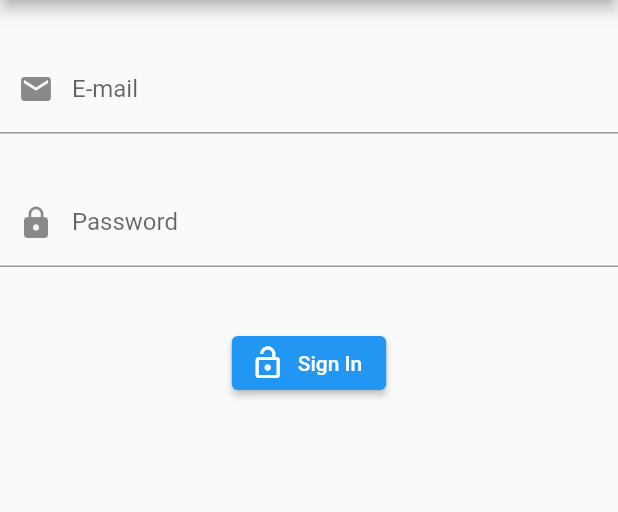
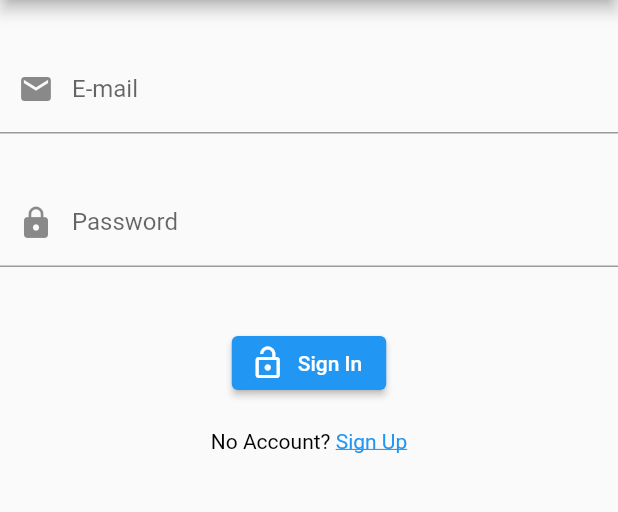
Before and after one commit to ManiRr1204/Firebase_Auth, a Flutter app: the screen it shows after launch, on a phone screen of 412 x 824 dp, the part 84-596 px from its top. Run offline on Flutter 3.47's test engine with Material 2 defaults, Android fonts, the phone set to English and light mode, and no system bars; our stand-ins replace email_validator, firebase_auth, firebase_core; accounts and stored records are empty.

Commit message:
sign up email Id Logic Created

```diff
--- /dev/null
+++ b/lib/authPage.dart
@@ -0,0 +1,26 @@
+import 'package:flutter/src/widgets/container.dart';
+import 'package:flutter/src/widgets/framework.dart';
+
+import 'loginwidget.dart';
+import 'signUpWidget.dart';
+
+class AuthPage extends StatefulWidget {
+  const AuthPage({super.key});
+
+  @override
+  State<AuthPage> createState() => _AuthPageState();
+}
+
+class _AuthPageState extends State<AuthPage> {
+  bool isLogIn = true;
+  @override
+  Widget build(BuildContext context) {
+    return isLogIn
+        ? LoginWidget(onClickedSignUp: toggle)
+        : SignUpWidget(onClickedSignIn: toggle);
+  }
+
+  void toggle() => setState(() {
+        isLogIn = !isLogIn;
+      });
+}
--- a/lib/loginwidget.dart
+++ b/lib/loginwidget.dart
@@ -1,16 +1,20 @@
+import 'package:email_validator/email_validator.dart';
 import 'package:firebase_auth/firebase_auth.dart';
+import 'package:flutter/gestures.dart';
 import 'package:flutter/material.dart';
 
 import 'main.dart';
 
 class LoginWidget extends StatefulWidget {
-  const LoginWidget({super.key});
+  final Function() onClickedSignUp;
+  const LoginWidget({super.key, required this.onClickedSignUp});
 
   @override
   State<LoginWidget> createState() => _LoginWidgetState();
 }
 
 class _LoginWidgetState extends State<LoginWidget> {
+  final formKey = GlobalKey<FormState>();
   final emailController = TextEditingController();
   final passwordController = TextEditingController();
   @override
@@ -23,25 +27,37 @@ class _LoginWidgetState extends State<LoginWidget> {
 
   @override
   Widget build(BuildContext context) {
-    return Column(
+    return Form(
+      key: formKey,
+      child: Column(
         children: [
           const SizedBox(
             height: 30,
           ),
-        TextField(
+          TextFormField(
             controller: emailController,
             textInputAction: TextInputAction.next,
+            autovalidateMode: AutovalidateMode.onUserInteraction,
+            validator: (email) =>
+            email != null && !EmailValidator.validate(email)
+            ? "Enter a Valid Mail": null,
             decoration: const InputDecoration(
-              labelText: "E-mail", prefixIcon: Icon(Icons.email)),
+                labelText: "E-mail", prefixIcon: Icon(Icons.email),),
           ),
           const SizedBox(
             height: 30,
           ),
-        TextField(
+          TextFormField(
             controller: passwordController,
             textInputAction: TextInputAction.done,
+            obscureText: true,
+            autovalidateMode: AutovalidateMode.onUserInteraction,
+            validator: (value) =>
+            value != null && value.length < 6
+            ? "Enter min. 6 digits": null,
             decoration: const InputDecoration(
                 labelText: "Password", prefixIcon: Icon(Icons.lock)),
+
           ),
           const SizedBox(
             height: 40,
@@ -51,7 +67,25 @@ class _LoginWidgetState extends State<LoginWidget> {
             icon: Icon(Icons.lock_open),
             label: Text("Sign In"),
           ),
+          const SizedBox(
+            height: 20,
+          ),
+          RichText(
+              text: TextSpan(
+                  style: TextStyle(color: Colors.black),
+                  text: "No Account? ",
+                  children: [
+                TextSpan(
+                    recognizer: TapGestureRecognizer()
+                      ..onTap = widget.onClickedSignUp,
+                    text: "Sign Up",
+                    style: TextStyle(
+                      decoration: TextDecoration.underline,
+                      color: Theme.of(context).colorScheme.secondary,
+                    ))
+              ]))
         ],
+      ),
     );
   }
 
--- a/lib/main.dart
+++ b/lib/main.dart
@@ -2,6 +2,7 @@ import 'package:firebase_auth/firebase_auth.dart';
 import 'package:flutter/material.dart';
 import 'package:firebase_core/firebase_core.dart';
 
+import 'authPage.dart';
 import 'loginwidget.dart';
 import 'signOut.dart';
 
@@ -67,7 +68,7 @@ class _MyHomePageState extends State<MyHomePage> {
             else if (snapshot.hasData) {
               return SignOut();
             } else {
-              return const LoginWidget();
+              return AuthPage();
             }
           }),
     );
--- a/pubspec.yaml
+++ b/pubspec.yaml
@@ -39,6 +39,7 @@ dependencies:
   cloud_firestore: ^3.4.9
   firebase_core: ^1.23.0
   firebase_auth: ^3.10.0
+  email_validator: ^2.1.17
 
 dev_dependencies:
   flutter_test:
```
Also changed, not shown: lib/signUpWidget.dart (added, +94 -0 lines), pubspec.lock. Lines whose indentation alone changed are shown as unchanged.
